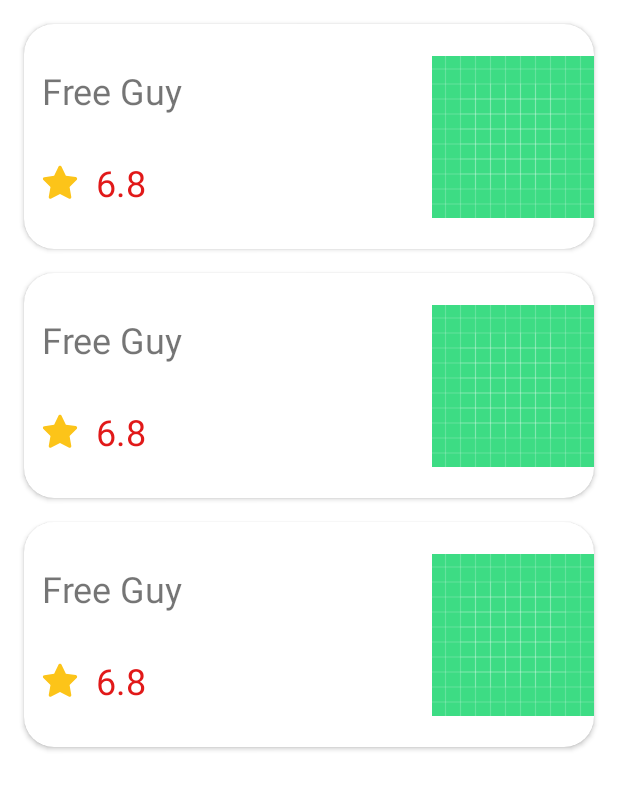
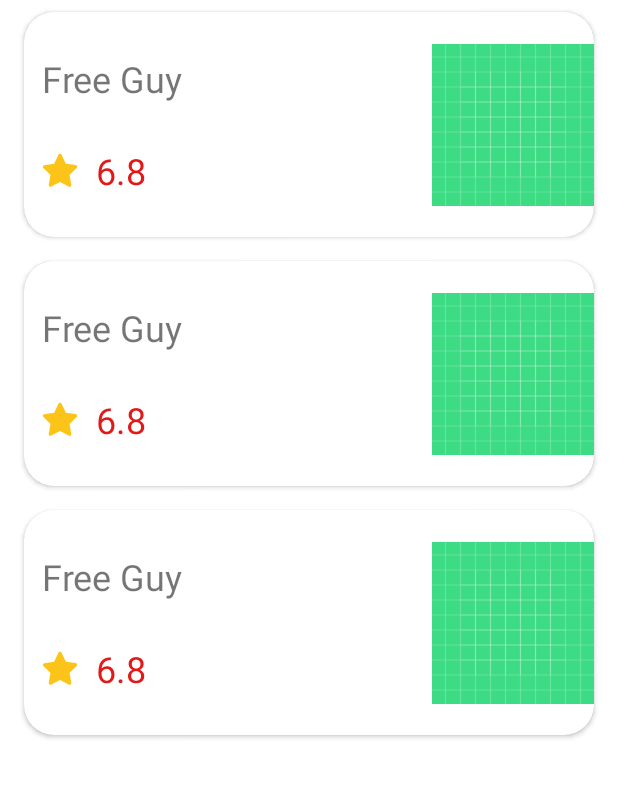
Before and after one commit to mehmetalikirmizitas/BootCampW5-MovieAppMVVMexample, an Android app: the layout fragment_favourites.xml on its own in the app's theme, with its tools: preview values and no code run, on a phone screen of 412 x 824 dp. Shown: the top 790 px of the screen. Run offline under Robolectric (Android 15) with nearby library versions, the phone set to English and light mode, and no system bars.

Commit message:
Added text for empty favourite movie list, fix some bugs on detail screen

```diff
--- a/app/src/main/java/com/malikirmizitas/movieapp/ui/favourites/FavouritesFragment.kt
+++ b/app/src/main/java/com/malikirmizitas/movieapp/ui/favourites/FavouritesFragment.kt
@@ -8,6 +8,8 @@ import com.malikirmizitas.movieapp.base.BaseFragment
 import com.malikirmizitas.movieapp.base.BaseRecyclerItemClickListener
 import com.malikirmizitas.movieapp.data.entity.MovieRoom
 import com.malikirmizitas.movieapp.databinding.FragmentFavouritesBinding
+import com.malikirmizitas.movieapp.utils.gone
+import com.malikirmizitas.movieapp.utils.visible
 
 class FavouritesFragment : BaseFragment<FavouritesMovieViewModel, FragmentFavouritesBinding>() {
 
@@ -26,6 +28,11 @@ class FavouritesFragment : BaseFragment<FavouritesMovieViewModel, FragmentFavour
         viewModel?.getAllFavourites(requireContext())
         favouriteList = viewModel?.allFavourites as ArrayList<MovieRoom>
 
+        if (favouriteList.size == 0) {
+            dataBinding.emptyFavouriteText.visible()
+            dataBinding.FavouriteMoviesRecyclerView.gone()
+        }
+
         adapter = FavouritesMovieListAdapter(favouriteList,
             object : BaseRecyclerItemClickListener<MovieRoom> {
                 override fun onItemClicked(clickedObject: MovieRoom, id: Int) {
--- a/app/src/main/java/com/malikirmizitas/movieapp/ui/moviedetail/MovieDetailFragment.kt
+++ b/app/src/main/java/com/malikirmizitas/movieapp/ui/moviedetail/MovieDetailFragment.kt
@@ -91,7 +91,8 @@ class MovieDetailFragment : BaseFragment<MovieDetailViewModel, FragmentMovieDeta
             )
             viewModel?.addFavourites(newFavouriteMovie, requireContext())
             toastShort("Successfully added in favourites")
-            dataBinding.addFavouriteImageView.setImageResource(R.drawable.ic_down_arrow)
+            dataBinding.addFavouriteImageView.setImageResource(R.drawable.ic_full_heart)
+            dataBinding.removeFavouriteButton.visible()
         } else
             toastLong("This movie is already in favourite")
         it.getDetail().isInFavourite = true
--- a/app/src/main/res/layout/favourite_movies_recycler_view_item.xml
+++ b/app/src/main/res/layout/favourite_movies_recycler_view_item.xml
@@ -11,11 +11,11 @@
     </data>
 
     <androidx.cardview.widget.CardView
+        android:id="@+id/favouriteMoviesCard"
         android:layout_width="match_parent"
-        android:layout_height="150dp"
-        android:id="@+id/favouriteMoviesCard"
+        android:layout_height="@dimen/favourite_movie_recycler_view_card_height"
         android:layout_marginHorizontal="@dimen/default_margin_small"
-        android:layout_marginTop="@dimen/default_margin_small"
+        android:layout_marginVertical="@dimen/default_margin_xxsmall"
         app:cardCornerRadius="@dimen/card_view_default_radius_small">
 
         <androidx.constraintlayout.widget.ConstraintLayout
--- a/app/src/main/res/layout/fragment_favourites.xml
+++ b/app/src/main/res/layout/fragment_favourites.xml
@@ -27,5 +27,15 @@
             app:layout_constraintTop_toTopOf="parent"
             tools:listitem="@layout/favourite_movies_recycler_view_item" />
 
+        <androidx.appcompat.widget.AppCompatTextView
+            android:id="@+id/emptyFavouriteText"
+            android:layout_width="wrap_content"
+            android:layout_height="wrap_content"
+            android:layout_gravity="center"
+            android:gravity="center"
+            android:layout_marginHorizontal="@dimen/default_margin_small"
+            android:text="@string/emptyFavouriteText"
+            android:textSize="@dimen/default_text_size_medium"
+            android:visibility="gone" />
     </FrameLayout>
 </layout>
--- a/app/src/main/res/values/dimens.xml
+++ b/app/src/main/res/values/dimens.xml
@@ -36,6 +36,7 @@
     <dimen name="default_guideline_height">1dp</dimen>
     <dimen name="login_logo_height">50dp</dimen>
     <dimen name="movie_recycler_view_card_height">350dp</dimen>
+    <dimen name="favourite_movie_recycler_view_card_height">150dp</dimen>
 
     <!-- weight -->
     <dimen name="movie_recycler_view_card_weight">180dp</dimen>
--- a/app/src/main/res/values/strings.xml
+++ b/app/src/main/res/values/strings.xml
@@ -9,4 +9,5 @@
     <string name="pg">PG:</string>
     <string name="duration">Duration(min):</string>
     <string name="remove_from_favourite">Remove From Favourite</string>
+    <string name="emptyFavouriteText">There are no movies on your favorite movie list.</string>
 </resources>
```
